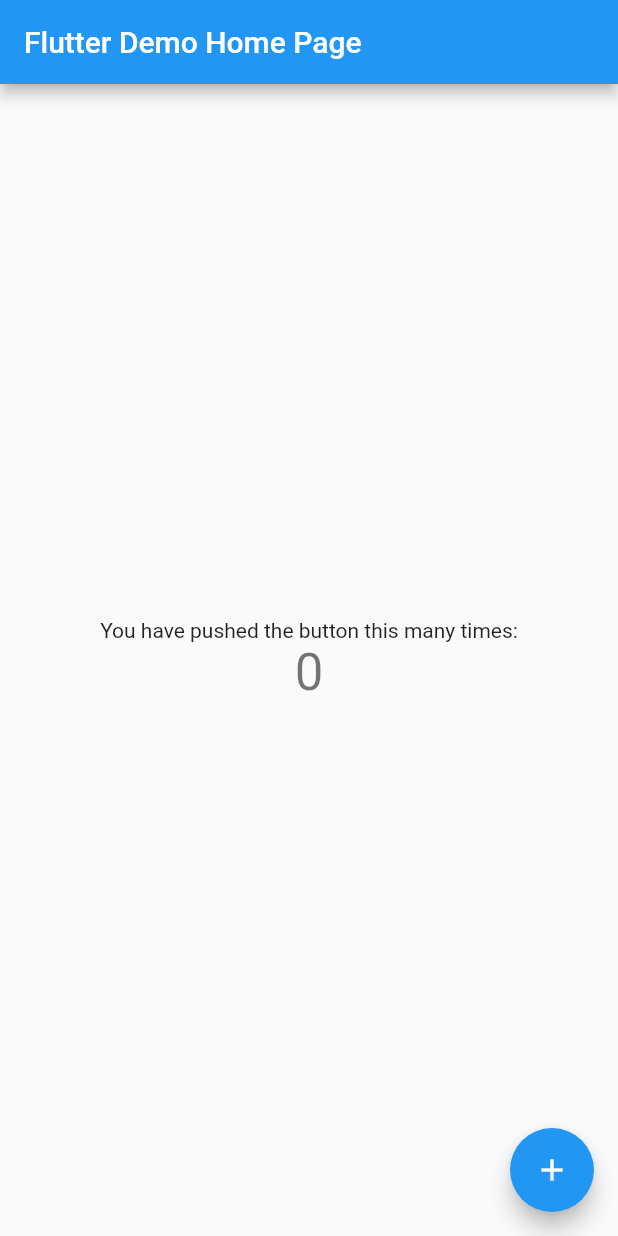
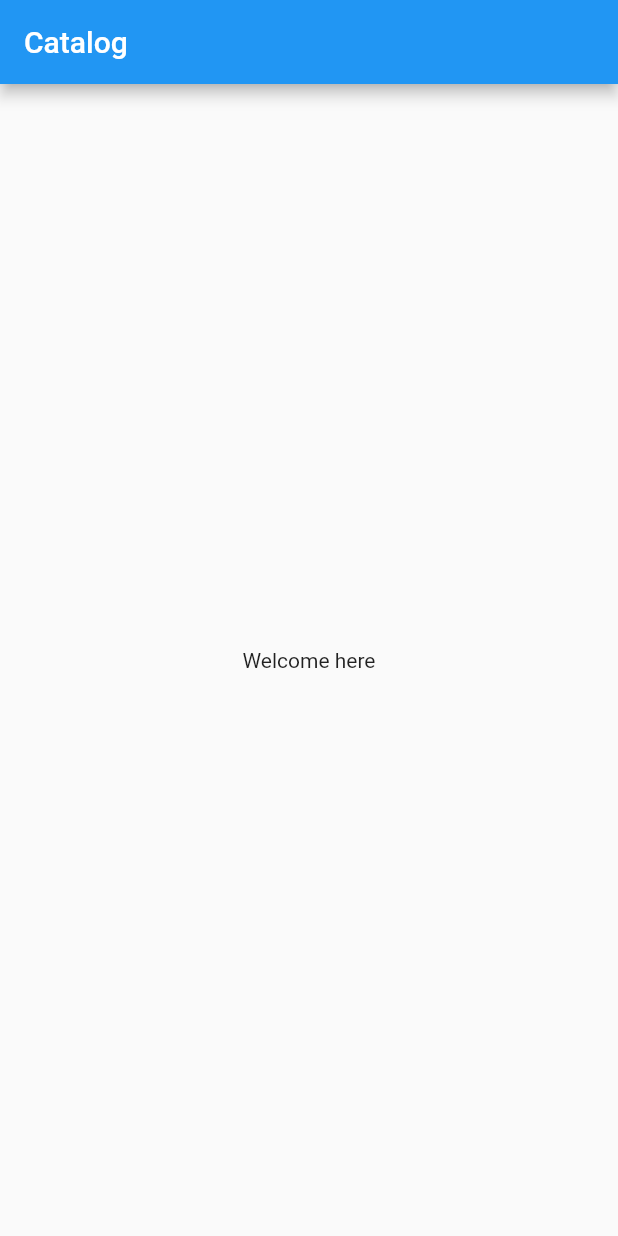
Before and after one commit to epsilonfied/flutter1, a Flutter app: the screen it shows after launch, on a phone screen of 412 x 824 dp. Run offline on Flutter 3.47's test engine with Material 2 defaults, Android fonts, the phone set to English and light mode, and no system bars.

Commit message:
day2 completed

```diff
--- /dev/null
+++ b/lib/homepage.dart
@@ -0,0 +1,18 @@
+import 'package:flutter/material.dart';
+
+class HomePage extends StatelessWidget {
+
+  @override
+  Widget build(BuildContext context) {
+    return Scaffold(
+      appBar: AppBar(
+        title: Text("Catalog"),
+      ),
+      body:Center(
+        child: Container(
+          child: Text("Welcome here")
+        ),
+      ),
+    );
+    }
+}
--- a/lib/main.dart
+++ b/lib/main.dart
@@ -1,115 +1,17 @@
 import 'package:flutter/material.dart';
+import 'package:flutter_application_2/homepage.dart';
 
 void main() {
-  runApp(const MyApp());
+  runApp(myApp());
 }
 
-class MyApp extends StatelessWidget {
-  const MyApp({Key? key}) : super(key: key);
+class myApp extends StatelessWidget {
+  const myApp({ Key? key }) : super(key: key);
 
-  // This widget is the root of your application.
   @override
   Widget build(BuildContext context) {
     return MaterialApp(
-      title: 'Flutter Demo',
-      theme: ThemeData(
-        // This is the theme of your application.
-        //
-        // Try running your application with "flutter run". You'll see the
-        // application has a blue toolbar. Then, without quitting the app, try
-        // changing the primarySwatch below to Colors.green and then invoke
-        // "hot reload" (press "r" in the console where you ran "flutter run",
-        // or simply save your changes to "hot reload" in a Flutter IDE).
-        // Notice that the counter didn't reset back to zero; the application
-        // is not restarted.
-        primarySwatch: Colors.blue,
-      ),
-      home: const MyHomePage(title: 'Flutter Demo Home Page'),
+      home: HomePage(),
     );
   }
 }
-
-class MyHomePage extends StatefulWidget {
-  const MyHomePage({Key? key, required this.title}) : super(key: key);
-
-  // This widget is the home page of your application. It is stateful, meaning
-  // that it has a State object (defined below) that contains fields that affect
-  // how it looks.
-
-  // This class is the configuration for the state. It holds the values (in this
-  // case the title) provided by the parent (in this case the App widget) and
-  // used by the build method of the State. Fields in a Widget subclass are
-  // always marked "final".
-
-  final String title;
-
-  @override
-  State<MyHomePage> createState() => _MyHomePageState();
-}
-
-class _MyHomePageState extends State<MyHomePage> {
-  int _counter = 0;
-
-  void _incrementCounter() {
-    setState(() {
-      // This call to setState tells the Flutter framework that something has
-      // changed in this State, which causes it to rerun the build method below
-      // so that the display can reflect the updated values. If we changed
-      // _counter without calling setState(), then the build method would not be
-      // called again, and so nothing would appear to happen.
-      _counter++;
-    });
-  }
-
-  @override
-  Widget build(BuildContext context) {
-    // This method is rerun every time setState is called, for instance as done
-    // by the _incrementCounter method above.
-    //
-    // The Flutter framework has been optimized to make rerunning build methods
-    // fast, so that you can just rebuild anything that needs updating rather
-    // than having to individually change instances of widgets.
-    return Scaffold(
-      appBar: AppBar(
-        // Here we take the value from the MyHomePage object that was created by
-        // the App.build method, and use it to set our appbar title.
-        title: Text(widget.title),
-      ),
-      body: Center(
-        // Center is a layout widget. It takes a single child and positions it
-        // in the middle of the parent.
-        child: Column(
-          // Column is also a layout widget. It takes a list of children and
-          // arranges them vertically. By default, it sizes itself to fit its
-          // children horizontally, and tries to be as tall as its parent.
-          //
-          // Invoke "debug painting" (press "p" in the console, choose the
-          // "Toggle Debug Paint" action from the Flutter Inspector in Android
-          // Studio, or the "Toggle Debug Paint" command in Visual Studio Code)
-          // to see the wireframe for each widget.
-          //
-          // Column has various properties to control how it sizes itself and
-          // how it positions its children. Here we use mainAxisAlignment to
-          // center the children vertically; the main axis here is the vertical
-          // axis because Columns are vertical (the cross axis would be
-          // horizontal).
-          mainAxisAlignment: MainAxisAlignment.center,
-          children: <Widget>[
-            const Text(
-              'You have pushed the button this many times:',
-            ),
-            Text(
-              '$_counter',
-              style: Theme.of(context).textTheme.headline4,
-            ),
-          ],
-        ),
-      ),
-      floatingActionButton: FloatingActionButton(
-        onPressed: _incrementCounter,
-        tooltip: 'Increment',
-        child: const Icon(Icons.add),
-      ), // This trailing comma makes auto-formatting nicer for build methods.
-    );
-  }
-}
```
